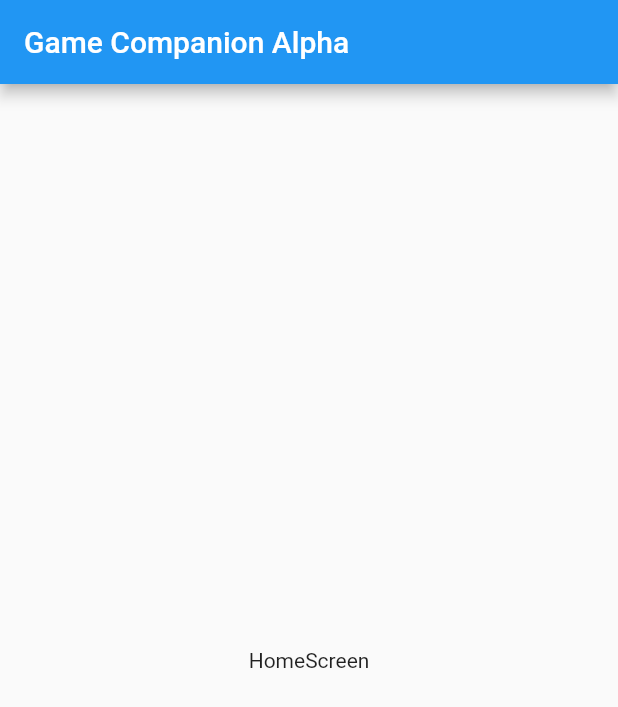
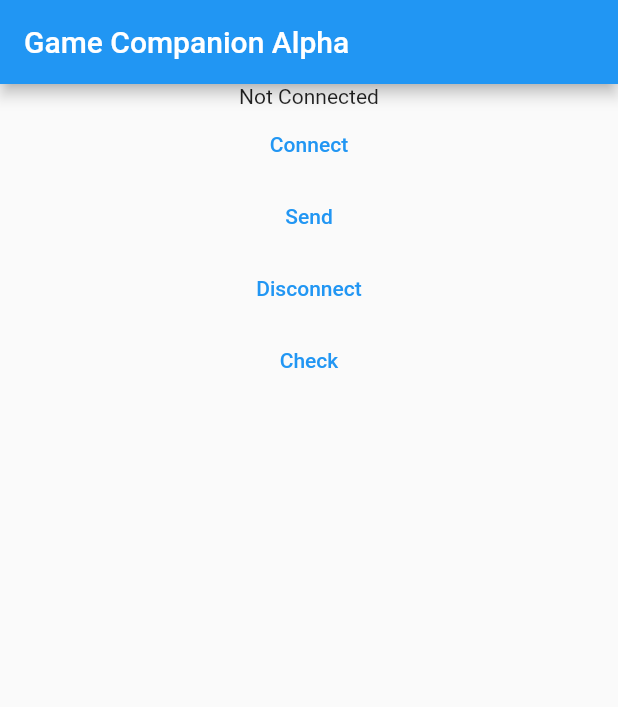
Before and after one commit to InformatikPGWV/game_app, a Flutter app: the screen it shows after launch, on a phone screen of 412 x 824 dp. Shown: the top 707 px of the screen. Run offline on Flutter 3.47's test engine with Material 2 defaults, Android fonts, the phone set to English and light mode, and no system bars.

Commit message:
added basic WsConnection

```diff
--- a/lib/main.dart
+++ b/lib/main.dart
@@ -1,4 +1,5 @@
 import 'package:flutter/material.dart';
+// import 'package:provider/provider.dart';
 
 import 'src/home_screen.dart';
 
@@ -9,17 +10,23 @@ void main() {
 class MyApp extends StatelessWidget {
   const MyApp({Key? key}) : super(key: key);
 
-  // This widget is the root of your application.
   @override
   Widget build(BuildContext context) {
     return MaterialApp(
       title: 'Game Companion Alpha',
       theme: ThemeData(
-        colorScheme: ColorScheme.fromSwatch().copyWith(
+        colorScheme: ColorScheme.light().copyWith(
           primary: Colors.blue,
           secondary: Colors.blueAccent,
         ),
       ),
+      darkTheme: ThemeData(
+        colorScheme: ColorScheme.dark().copyWith(
+          primary: Colors.blue,
+          secondary: Colors.blueAccent,
+        ),
+      ),
+      themeMode: ThemeMode.system,
       routes: {
         HomePage.routeName: (context) => HomePage(),
       },
--- a/lib/src/home_screen.dart
+++ b/lib/src/home_screen.dart
@@ -1,13 +1,62 @@
 import 'package:flutter/material.dart';
+import 'package:game_app/src/ws_handeling/ws_connection.dart';
 
-class HomeScreen extends StatelessWidget {
-  const HomeScreen({Key? key}) : super(key: key);
+class HomeScreen extends StatefulWidget {
+  HomeScreen({Key? key}) : super(key: key);
+
+  @override
+  State<HomeScreen> createState() => _HomeScreenState();
+}
+
+class _HomeScreenState extends State<HomeScreen> {
+  var ws = WsConnection();
 
   @override
   Widget build(BuildContext context) {
     return Container(
       child: Center(
-        child: Text("HomeScreen"),
+        child: Column(
+          children: [
+            Builder(builder: (context) {
+              if (ws.isConnected) {
+                return StreamBuilder(
+                  stream: ws.channel.stream,
+                  builder: (ctx, snapshot) {
+                    return Text(snapshot.data.toString());
+                  },
+                );
+              } else {
+                return Text("Not Connected");
+              }
+            }),
+            TextButton(
+              onPressed: () {
+                setState(() {
+                  ws.connect();
+                });
+              },
+              child: Text("Connect"),
+            ),
+            TextButton(
+              onPressed: () {
+                ws.sendData(DateTime.now().toString());
+              },
+              child: Text("Send"),
+            ),
+            TextButton(
+              onPressed: () {
+                ws.disconnect();
+              },
+              child: Text("Disconnect"),
+            ),
+            TextButton(
+              onPressed: () {
+                print(ws.isConnected);
+              },
+              child: Text("Check"),
+            ),
+          ],
+        ),
       ),
     );
   }
--- /dev/null
+++ b/lib/src/ws_handeling/ws_connection.dart
@@ -0,0 +1,53 @@
+import 'package:web_socket_channel/web_socket_channel.dart';
+import 'package:web_socket_channel/status.dart' as status;
+
+class WsConnection {
+  bool isConnected = false;
+
+  late var channel;
+
+  Future<void> connect() async {
+    if (!isConnected) {
+      try {
+        channel = WebSocketChannel.connect(
+          Uri.parse('ws://dyn.astrago.de:8080'),
+        );
+        isConnected = true;
+      } catch (_) {
+        print("cannot connect :(");
+        isConnected = false;
+      }
+      // await Future.delayed(Duration(seconds: 1));
+      // var listen = _listen();
+      // listen.timeout(Duration(seconds: 3), onTimeout: () {
+      //   isConnected = false;
+      // });
+    }
+  }
+
+  // Future _listen() async {
+  //   channel.sink.add("ping");
+  //   channel.stream.listen((data) {
+  //     print(data);
+  //     if (data == "pong") {
+  //       isConnected = true;
+  //     }
+  //   });
+  // }
+
+  bool sendData(String data) {
+    if (isConnected) {
+      channel.sink.add(data);
+      return true;
+    } else {
+      return false;
+    }
+  }
+
+  void disconnect() {
+    if (isConnected) {
+      isConnected = false;
+      channel.sink.close(status.normalClosure);
+    } else {}
+  }
+}
```
Also changed, not shown: pubspec.yaml (+7 -0 lines), pubspec.lock, 1 other file.
